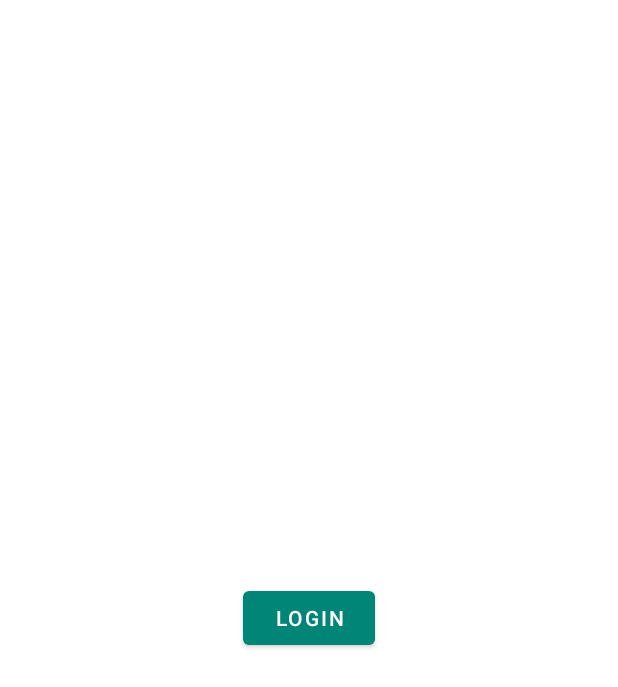
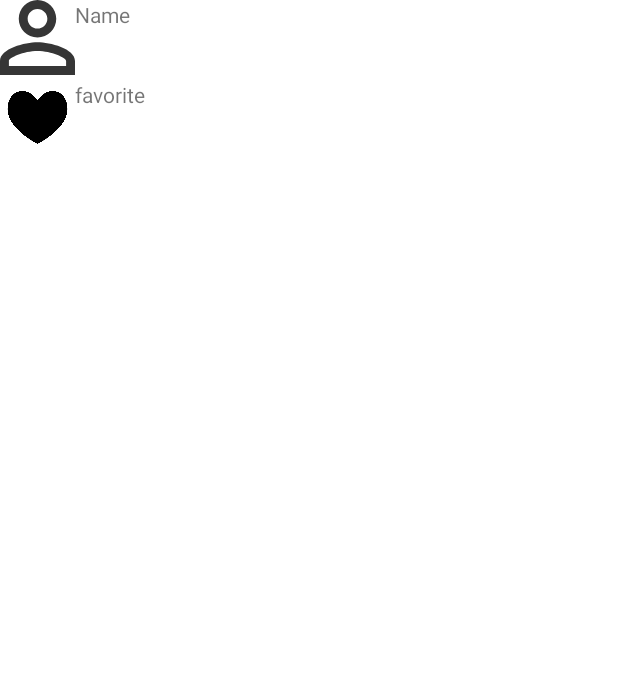
Before and after one commit to amazingAdii/MVP-Krushi-Basket, an Android app: the layout fragment_c_offers.xml on its own in the app's theme, with its tools: preview values and no code run, on a phone screen of 412 x 824 dp. Shown: the top 687 px of the screen. Run offline under Robolectric (Android 15) with nearby library versions, the phone set to English and light mode, and no system bars.

Commit message:
update_xmlaccount

```diff
--- /dev/null
+++ b/app/src/main/res/drawable-anydpi/account_page.xml
@@ -0,0 +1,14 @@
+<vector xmlns:android="http://schemas.android.com/apk/res/android"
+    android:width="24dp"
+    android:height="24dp"
+    android:viewportWidth="16"
+    android:viewportHeight="16"
+    android:tint="#040404"
+    android:alpha="0.8">
+  <group android:translateX="-4"
+      android:translateY="-4">
+      <path
+          android:fillColor="#FF000000"
+          android:pathData="M12,5.9c1.16,0 2.1,0.94 2.1,2.1s-0.94,2.1 -2.1,2.1S9.9,9.16 9.9,8s0.94,-2.1 2.1,-2.1m0,9c2.97,0 6.1,1.46 6.1,2.1v1.1L5.9,18.1L5.9,17c0,-0.64 3.13,-2.1 6.1,-2.1M12,4C9.79,4 8,5.79 8,8s1.79,4 4,4 4,-1.79 4,-4 -1.79,-4 -4,-4zM12,13c-2.67,0 -8,1.34 -8,4v3h16v-3c0,-2.66 -5.33,-4 -8,-4z"/>
+  </group>
+</vector>
--- a/app/src/main/res/layout/fragment_c_offers.xml
+++ b/app/src/main/res/layout/fragment_c_offers.xml
@@ -1,15 +1,17 @@
 <?xml version="1.0" encoding="utf-8"?>
 <FrameLayout xmlns:android="http://schemas.android.com/apk/res/android"
-  xmlns:tools="http://schemas.android.com/tools"
+    xmlns:app="http://schemas.android.com/apk/res-auto"
+    xmlns:tools="http://schemas.android.com/tools"
   android:layout_width="match_parent"
   android:layout_height="match_parent"
   tools:context=".Customer.Fragments.C_home_fragment">
 
   <!-- TODO: Update blank fragment layout -->
 
-  <RelativeLayout
+ <!-- <RelativeLayout
       android:layout_width="match_parent"
       android:layout_height="match_parent">
+
       <Button
           android:id="@+id/btnGotologin"
           android:layout_width="wrap_content"
@@ -19,4 +21,60 @@
           android:text="Login" />
 
   </RelativeLayout>
+  -->
+  <RelativeLayout
+      android:layout_width="match_parent"
+      android:layout_height="match_parent">
+
+    <LinearLayout
+        android:layout_width="match_parent"
+        android:layout_height="match_parent"
+        android:orientation="vertical">
+
+      <LinearLayout
+          android:layout_width="match_parent"
+          android:layout_height="50dip"
+          android:orientation="horizontal">
+
+        <ImageView
+            android:id="@+id/imageView2"
+            android:layout_width="50dip"
+            android:layout_height="50dip"
+            android:layout_weight="0"
+            android:src="@drawable/account_page" />
+
+        <TextView
+            android:id="@+id/textView"
+            android:layout_width="wrap_content"
+            android:layout_height="wrap_content"
+            android:layout_weight="1"
+            android:text="Name" />
+
+      </LinearLayout>
+
+      <LinearLayout
+          android:layout_width="match_parent"
+          android:layout_height="50dip"
+          android:orientation="horizontal"
+          android:paddingTop="3dip">
+         <ImageView
+             android:layout_width="50dip"
+             android:layout_height="50dip"
+             android:src="@drawable/heart_img"
+             android:layout_weight="0"
+             />
+          <TextView
+              android:layout_width="wrap_content"
+              android:layout_height="wrap_content"
+              android:text="favorite"
+              android:layout_weight="1"/>
+
+
+      </LinearLayout>
+    <LinearLayout
+        android:layout_width="match_parent"
+        android:layout_height="50dip"
+        android:orientation="horizontal"/>
+    </LinearLayout>
+  </RelativeLayout>
 </FrameLayout>
```
Also changed, not shown: app/src/main/res/drawable-hdpi/account_page.png (added), app/src/main/res/drawable-mdpi/account_page.png (added), app/src/main/res/drawable-v24/heart_img.png (added), app/src/main/res/drawable-xhdpi/account_page.png (added), app/src/main/res/drawable-xxhdpi/account_page.png (added).
